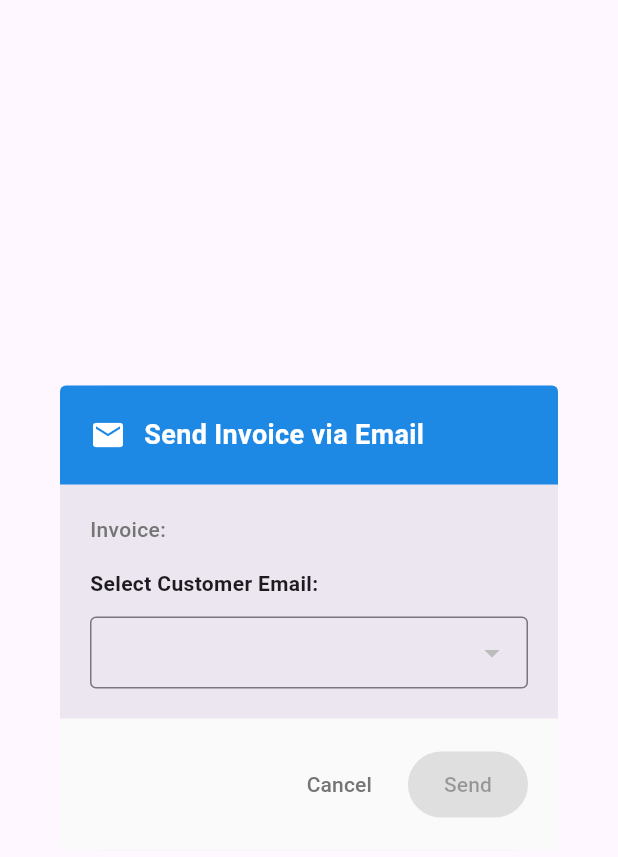
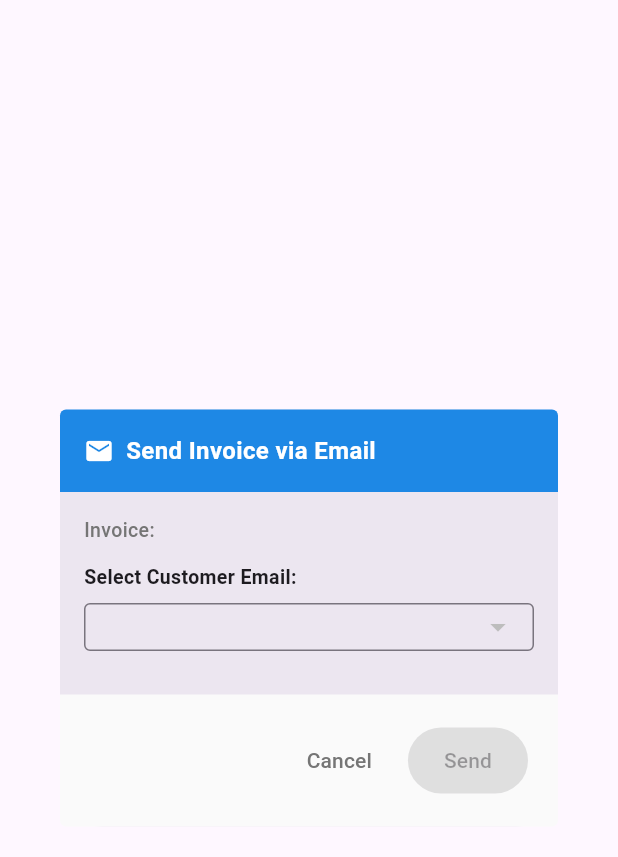
Before and after one commit to Jquann/workshoppro_manager, a Flutter app: the _EmailSelectionDialog widget shown alone on an empty page, opened directly with empty values, on a phone screen of 412 x 824 dp. Shown: the top 857 px of the screen. Run offline on Flutter 3.47's test engine with Material 3 defaults, Android fonts, the phone set to English and light mode, and no system bars; our stand-ins replace cloud_firestore, cloud_functions, firebase_auth, firebase_core, google_sign_in, image_cropper and 6 more; missing offline and left inert: mailer; accounts and stored records are empty; network calls fail; Roboto replaces fonts that are missing (SF Pro).

Commit message:
update service to invoice

```diff
--- a/lib/pages/invoice/invoice_detail.dart
+++ b/lib/pages/invoice/invoice_detail.dart
@@ -1065,13 +1065,13 @@ class _EmailSelectionDialogState extends State<_EmailSelectionDialog> {
   Widget build(BuildContext context) {
     return Dialog(
       child: Container(
-        constraints: const BoxConstraints(maxWidth: 400, maxHeight: 600),
+        constraints: const BoxConstraints(maxWidth: 400, maxHeight: 650),
         child: Column(
           mainAxisSize: MainAxisSize.min,
           children: [
-            // Title
+            // Title - Make more compact
             Container(
-              padding: const EdgeInsets.all(20),
+              padding: const EdgeInsets.all(16),
               decoration: BoxDecoration(
                 color: Colors.blue[600],
                 borderRadius: const BorderRadius.only(
@@ -1081,24 +1081,26 @@ class _EmailSelectionDialogState extends State<_EmailSelectionDialog> {
               ),
               child: const Row(
                 children: [
-                  Icon(Icons.email, color: Colors.white),
-                  SizedBox(width: 12),
-                  Text(
+                  Icon(Icons.email, color: Colors.white, size: 20),
+                  SizedBox(width: 8),
+                  Expanded(
+                    child: Text(
                       'Send Invoice via Email',
                       style: TextStyle(
-                      fontSize: 18,
+                        fontSize: 16,
                         fontWeight: FontWeight.bold,
                         color: Colors.white,
+                      ),
                     ),
                   ),
                 ],
               ),
             ),
 
-            // Content
+            // Content - Make more compact
             Flexible(
               child: SingleChildScrollView(
-                padding: const EdgeInsets.all(20),
+                padding: const EdgeInsets.all(16),
                 child: Column(
                   mainAxisSize: MainAxisSize.min,
                   crossAxisAlignment: CrossAxisAlignment.start,
@@ -1106,55 +1108,66 @@ class _EmailSelectionDialogState extends State<_EmailSelectionDialog> {
                     Text(
                       'Invoice: ${widget.invoice.invoiceId}',
                       style: TextStyle(
-                        fontSize: 14,
+                        fontSize: 13,
                         color: Colors.grey[600],
                         fontWeight: FontWeight.w500,
                       ),
                     ),
-                    const SizedBox(height: 16),
+                    const SizedBox(height: 12),
                     const Text(
                       'Select Customer Email:',
                       style: TextStyle(
-                        fontSize: 14,
+                        fontSize: 13,
                         fontWeight: FontWeight.w600,
                       ),
                     ),
-                    const SizedBox(height: 12),
-                    DropdownButtonFormField<Map<String, String>>(
+                    const SizedBox(height: 8),
+                    Container(
+                      constraints: const BoxConstraints(minHeight: 45),
+                      child: DropdownButtonFormField<Map<String, String>>(
                         value: _selectedCustomer,
                         isExpanded: true,
                         decoration: const InputDecoration(
                           border: OutlineInputBorder(),
                           contentPadding: EdgeInsets.symmetric(
-                          horizontal: 12,
-                          vertical: 8,
+                            horizontal: 10,
+                            vertical: 4,
                           ),
+                          isDense: true,
                         ),
                         menuMaxHeight: 200,
+                        itemHeight: 50,
                         items: widget.customerEmails.map((customer) {
                           return DropdownMenuItem<Map<String, String>>(
                             value: customer,
+                            child: Container(
+                              height: 40,
+                              padding: const EdgeInsets.symmetric(vertical: 1),
                               child: Column(
                                 crossAxisAlignment: CrossAxisAlignment.start,
+                                mainAxisAlignment: MainAxisAlignment.center,
                                 mainAxisSize: MainAxisSize.min,
                                 children: [
-                              Text(
-                                customer['name']!,
-                                style: const TextStyle(
-                                  fontSize: 14,
-                                  fontWeight: FontWeight.w600,
-                                ),
-                                overflow: TextOverflow.ellipsis,
-                              ),
+                                  // Text(
+                                  //   customer['name']!,
+                                  //   style: const TextStyle(
+                                  //     fontSize: 12,
+                                  //     fontWeight: FontWeight.w600,
+                                  //   ),
+                                  //   overflow: TextOverflow.ellipsis,
+                                  //   maxLines: 1,
+                                  // ),
                                   Text(
                                     customer['email']!,
                                     style: TextStyle(
-                                  fontSize: 12,
+                                      fontSize: 10,
                                       color: Colors.grey[600],
                                     ),
                                     overflow: TextOverflow.ellipsis,
+                                    maxLines: 1,
                                   ),
                                 ],
+                              ),
                             ),
                           );
                         }).toList(),
@@ -1164,13 +1177,14 @@ class _EmailSelectionDialogState extends State<_EmailSelectionDialog> {
                           });
                         },
                       ),
+                    ),
                     if (_selectedCustomer != null) ...[
-                      const SizedBox(height: 16),
+                      const SizedBox(height: 12),
                       Container(
-                        padding: const EdgeInsets.all(12),
+                        padding: const EdgeInsets.all(10),
                         decoration: BoxDecoration(
                           color: Colors.blue[50],
-                          borderRadius: BorderRadius.circular(8),
+                          borderRadius: BorderRadius.circular(6),
                           border: Border.all(color: Colors.blue[200]!),
                         ),
                         child: Column(
@@ -1179,23 +1193,22 @@ class _EmailSelectionDialogState extends State<_EmailSelectionDialog> {
                             const Text(
                               'Email Preview:',
                               style: TextStyle(
-                                fontSize: 12,
+                                fontSize: 11,
                                 fontWeight: FontWeight.w600,
                                 color: Colors.blue,
                               ),
                             ),
-                            const SizedBox(height: 4),
+                            const SizedBox(height: 3),
                             Text(
                               'To: ${_selectedCustomer!['email']}',
-                              style: const TextStyle(fontSize: 12),
+                              style: const TextStyle(fontSize: 11),
                             ),
                             Text(
                               'Subject: Invoice ${widget.invoice.invoiceId} - Workshop Pro Manager',
-                              style: const TextStyle(fontSize: 12),
+                              style: const TextStyle(fontSize: 11),
                             ),
                             Text(
                               'Attachment: Invoice_${widget.invoice.invoiceId}.pdf',
-                              style: const TextStyle(fontSize: 12),
                             ),
                           ],
                         ),
```
Also changed, not shown: lib/pages/invoice/invoice_dashboard.dart (+13 -13 lines). Lines whose indentation alone changed are shown as unchanged.
